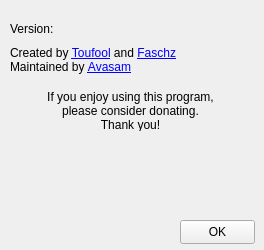
Above: res/about.ui from Toufool/AutoSplit before the change. Below: the same form after it.
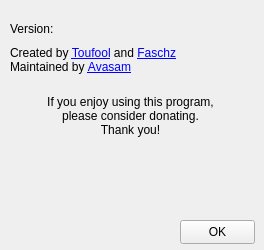
That is the form after the change. Icons and pictures are not drawn.

```diff
--- a/res/about.ui
+++ b/res/about.ui
@@ -81,7 +81,7 @@
      <x>10</x>
      <y>90</y>
      <width>241</width>
-     <height>41</height>
+     <height>51</height>
     </rect>
    </property>
    <property name="text">
@@ -115,7 +115,7 @@
   <widget class="QLabel" name="icon_label">
    <property name="geometry">
     <rect>
-     <x>181</x>
+     <x>190</x>
      <y>17</y>
      <width>64</width>
      <height>64</height>
```
Left out of the diff: 6 changed lines with no effect on the pictures.
